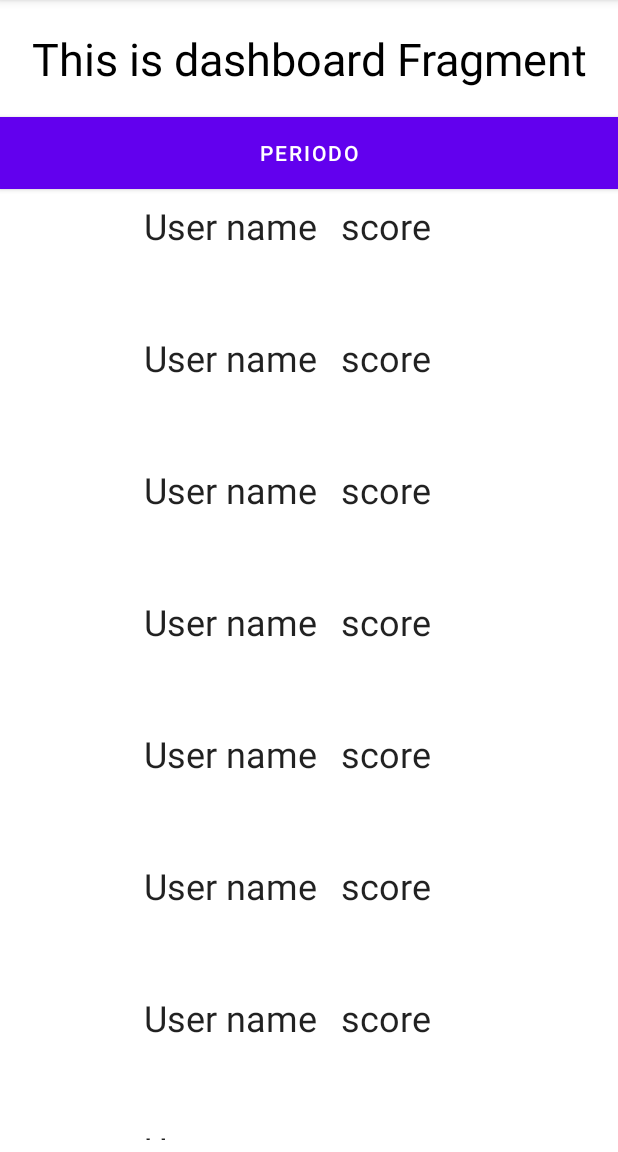
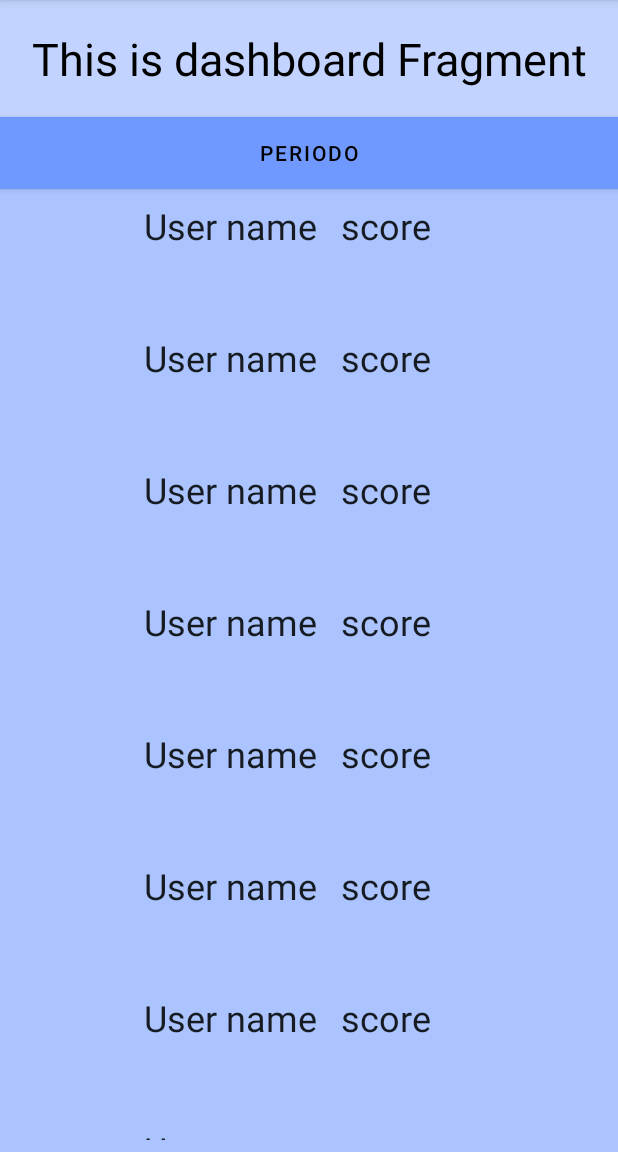
Before and after one commit to LoisSotoLopez/rankcity, an Android app: the fragment LeaderboardFragment shown on its own in the app's theme, on a phone screen of 412 x 824 dp, the part 84-1236 px from its top. Run offline under Robolectric (Android 15) with nearby library versions, the phone set to English and light mode, and no system bars; Roboto replaces fonts that are not available here.

Commit message:
leaderboard layout

```diff
--- a/RankCityApp/app/src/main/res/layout/fragment_leaderboard.xml
+++ b/RankCityApp/app/src/main/res/layout/fragment_leaderboard.xml
@@ -1,9 +1,11 @@
 <?xml version="1.0" encoding="utf-8"?>
 
 <LinearLayout xmlns:android="http://schemas.android.com/apk/res/android"
+    xmlns:app="http://schemas.android.com/apk/res-auto"
     android:layout_width="match_parent"
     android:layout_height="wrap_content"
-    android:orientation="vertical">
+    android:orientation="vertical"
+    android:background="@color/main_background">
 
     <TextView
         android:id="@+id/text_dashboard"
@@ -18,8 +20,10 @@
         android:id="@+id/button"
         android:layout_width="match_parent"
         android:layout_height="wrap_content"
+        android:background="@color/button_primary"
         android:text="@string/periodo"
-        android:background="#E1EDED"/>
+        android:textColor="@color/button_text"
+        app:backgroundTint="@color/button_primary"/>
 
     <!--    <androidx.recyclerview.widget.RecyclerView-->
     <!--        android:layout_width=""-->
--- a/RankCityApp/app/src/main/res/layout/item_leaderboard.xml
+++ b/RankCityApp/app/src/main/res/layout/item_leaderboard.xml
@@ -4,7 +4,10 @@
     xmlns:app="http://schemas.android.com/apk/res-auto"
     xmlns:tools="http://schemas.android.com/tools"
     android:layout_width="match_parent"
-    android:layout_height="wrap_content">
+    android:layout_height="wrap_content"
+    android:background="@color/input_background"
+    android:hint="@string/user_name_input_placeholder"
+    android:textColor="@color/input_text">
 
     <ImageView
         android:id="@+id/user_image"
```
